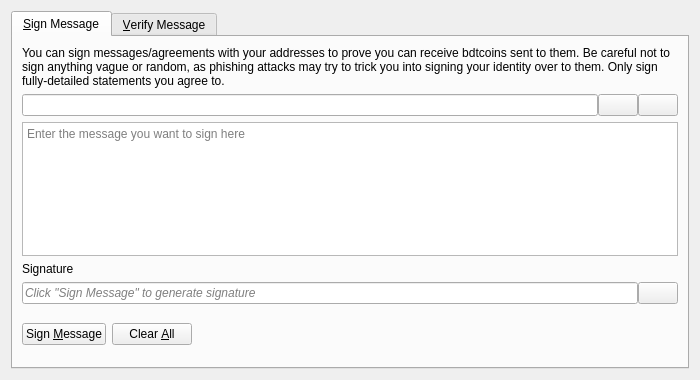
The window that src/qt/forms/signverifymessagedialog.ui (bdtchain/bdtcoin) describes before a commit, drawn with Qt 5.
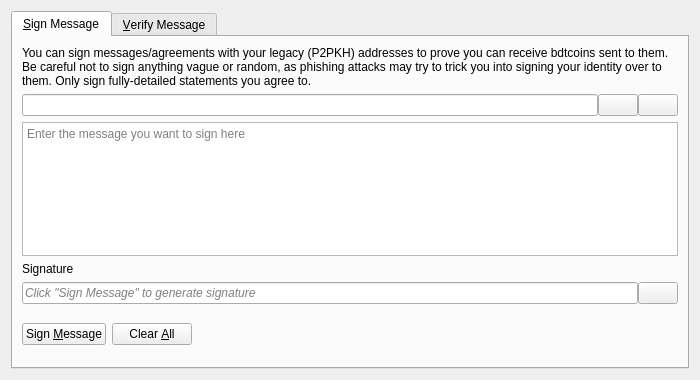
The same window after the commit. Icons and pictures are not drawn. Custom widgets are drawn as their Qt base class.

Patch:
```diff
--- a/src/qt/forms/signverifymessagedialog.ui
+++ b/src/qt/forms/signverifymessagedialog.ui
@@ -30,7 +30,7 @@
        <item>
         <widget class="QLabel" name="infoLabel_SM">
          <property name="text">
-          <string>You can sign messages/agreements with your addresses to prove you can receive bdtcoins sent to them. Be careful not to sign anything vague or random, as phishing attacks may try to trick you into signing your identity over to them. Only sign fully-detailed statements you agree to.</string>
+          <string>You can sign messages/agreements with your legacy (P2PKH) addresses to prove you can receive bdtcoins sent to them. Be careful not to sign anything vague or random, as phishing attacks may try to trick you into signing your identity over to them. Only sign fully-detailed statements you agree to.</string>
          </property>
          <property name="textFormat">
           <enum>Qt::PlainText</enum>
```
